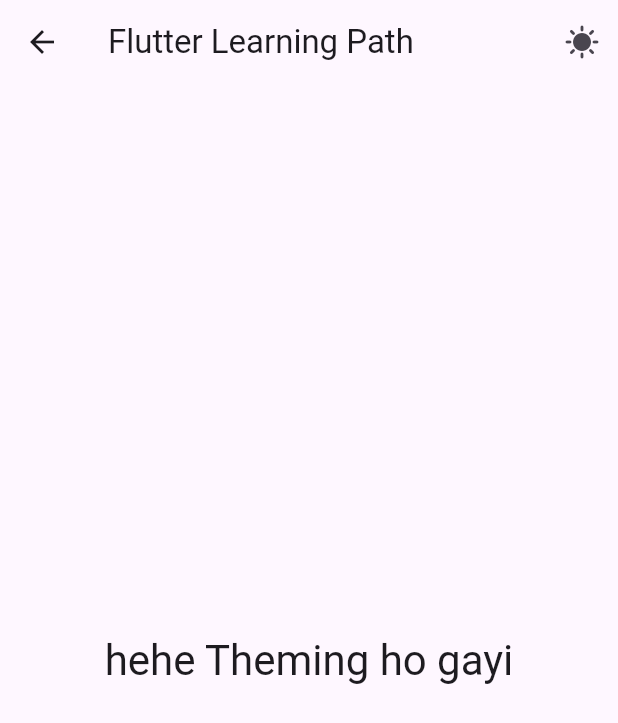
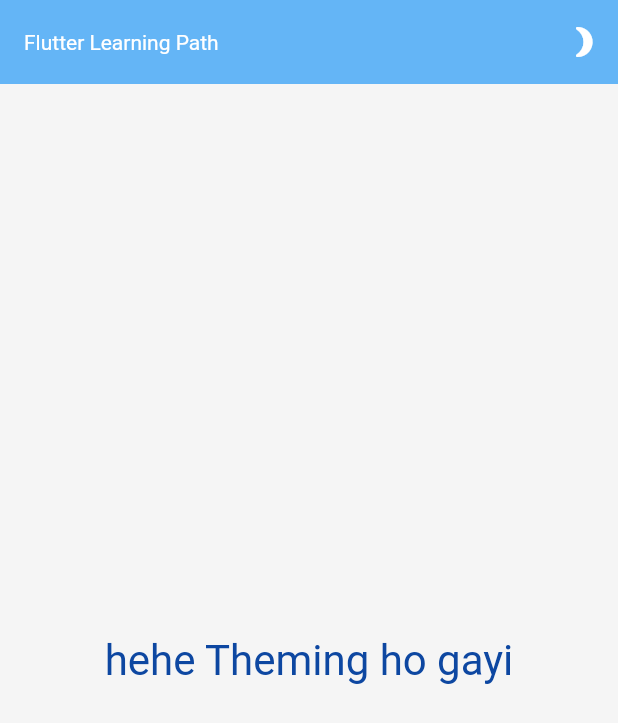
Before and after one commit to khush1yaaar/learn-flutter-with-me, a Flutter app: the ThemeScreen screen opened directly, after a tap on the "sunny" icon, on a phone screen of 412 x 824 dp. Shown: the top 723 px of the screen. Run offline on Flutter 3.47's test engine with Material 3 defaults, Android fonts, the light colour scheme and no system bars; our stand-ins replace flutter_riverpod, riverpod.

Commit message:
project structure

```diff
--- /dev/null
+++ b/lib/ProjectStructure/consts/app_images.dart
@@ -0,0 +1,3 @@
+class AppImages {
+  static const String logo = 'assets/logo.png';
+}
--- /dev/null
+++ b/lib/ProjectStructure/consts/app_sizes.dart
@@ -0,0 +1,3 @@
+class AppSizes {
+  static const double padding = 10.5;
+}
--- /dev/null
+++ b/lib/ProjectStructure/services/apis.dart
@@ -0,0 +1 @@
+// all things which your app needs to communicate with another party will be stored in Services Folder
--- a/lib/main.dart
+++ b/lib/main.dart
@@ -3,22 +3,24 @@ import 'package:flutter_riverpod/flutter_riverpod.dart';
 import 'package:socials/StateManagement/notifier_provider.dart';
 import 'package:socials/StateManagement/riverpod_screen.dart';
 import 'package:socials/StateManagement/state_notifier.dart';
+import 'package:socials/Theme/theme_screen.dart';
+import 'package:socials/Theme/themes.dart';
 
 void main() {
   runApp(ProviderScope(child: const MyApp()));
 }
 
-class MyApp extends StatelessWidget {
-  const MyApp({super.key});
+// class MyApp extends StatelessWidget {
+//   const MyApp({super.key});
 
-  @override
-  Widget build(BuildContext context) {
-    return const MaterialApp(
-      debugShowCheckedModeBanner: false,
-      home: RiverpodScreen(),
-    );
-  }
-}
+//   @override
+//   Widget build(BuildContext context) {
+//     return const MaterialApp(
+//       debugShowCheckedModeBanner: false,
+//       home: RiverpodScreen(),
+//     );
+//   }
+// }
 
 final numberProvider = Provider<int>((ref) {
   return 42;
@@ -38,31 +40,31 @@ final numbersChangeNotifierProvider = ChangeNotifierProvider<NumbersChangeNotifi
 
 
 // ---------------------------------ENABLE FOR THEME-------------------------------------
-// class MyApp extends StatefulWidget {
-//   const MyApp({super.key});
+class MyApp extends StatefulWidget {
+  const MyApp({super.key});
 
-//   @override
-//   State<MyApp> createState() => _MyAppState();
-// }
+  @override
+  State<MyApp> createState() => _MyAppState();
+}
 
-// class _MyAppState extends State<MyApp> {
-//   @override
-//   void initState() {
-//     // TODO: implement initState
-//     super.initState();
-//     currentTheme.addListener(() {
-//       setState(() {});
-//     });
-//   }
-//   @override
-//   Widget build(BuildContext context) {
-//     return MaterialApp(
-//       debugShowCheckedModeBanner: false,
-//       home: const ThemeScreen(),
-//       title: 'Flutter Learning Path',
-//       theme: CustomTheme.lightTheme,
-//       darkTheme: CustomTheme.darkTheme,
-//       themeMode: currentTheme.currentTheme,
-//     );
-//   }
-// }
+class _MyAppState extends State<MyApp> {
+  @override
+  void initState() {
+    // TODO: implement initState
+    super.initState();
+    currentTheme.addListener(() {
+      setState(() {});
+    });
+  }
+  @override
+  Widget build(BuildContext context) {
+    return MaterialApp(
+      debugShowCheckedModeBanner: false,
+      home: const ThemeScreen(),
+      title: 'Flutter Learning Path',
+      theme: CustomTheme.lightTheme,
+      darkTheme: CustomTheme.darkTheme,
+      themeMode: currentTheme.currentTheme,
+    );
+  }
+}
```
Also changed, not shown: lib/ProjectStructure/controllers/login/login_controller.dart (added), lib/ProjectStructure/controllers/signup/signup_controller.dart (added), lib/ProjectStructure/models/login/login_model.dart (added), lib/ProjectStructure/models/signup/signup_model.dart (added), lib/ProjectStructure/views/widgets/custom_button.dart (added), lib/ProjectStructure/views/widgets/custom_text_field.dart (added), 1 other file.
